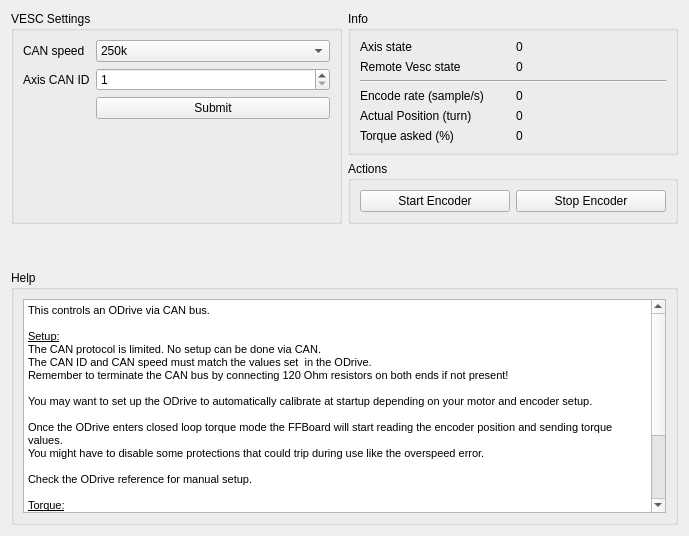
Qt form res/vesc.ui (Ultrawipf/OpenFFBoard-configurator) before a commit.
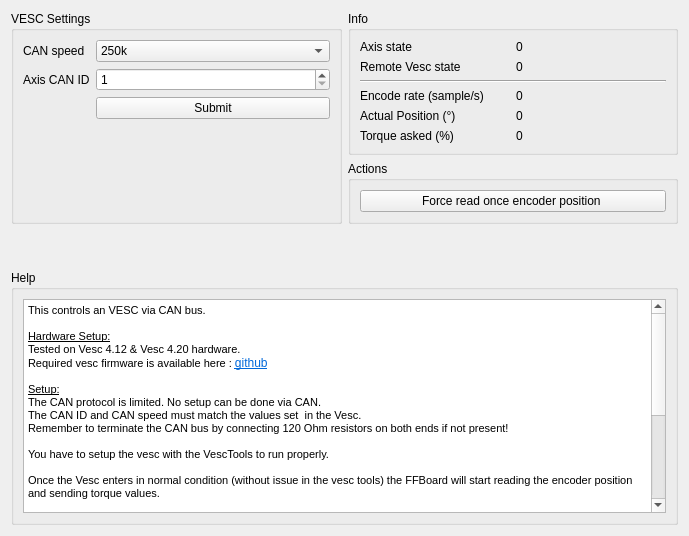
The same form after that commit.

Commit message: Fix help text, change Pos in deg, update action button.

What changed in the file:
```diff
--- a/res/vesc.ui
+++ b/res/vesc.ui
@@ -99,7 +99,7 @@
       <item row="10" column="0">
        <widget class="QLabel" name="label_7">
         <property name="text">
-         <string>Actual Position (turn)</string>
+         <string>Actual Position (°)</string>
         </property>
        </widget>
       </item>
@@ -151,28 +151,34 @@
 &lt;html&gt;&lt;head&gt;&lt;meta name=&quot;qrichtext&quot; content=&quot;1&quot; /&gt;&lt;style type=&quot;text/css&quot;&gt;
 p, li { white-space: pre-wrap; }
 &lt;/style&gt;&lt;/head&gt;&lt;body style=&quot; font-family:'.AppleSystemUIFont'; font-size:13pt; font-weight:400; font-style:normal;&quot;&gt;
-&lt;p style=&quot; margin-top:0px; margin-bottom:0px; margin-left:0px; margin-right:0px; -qt-block-indent:0; text-indent:0px;&quot;&gt;&lt;span style=&quot; font-family:'MS Shell Dlg 2'; font-size:8.25pt;&quot;&gt;This controls an ODrive via CAN bus.&lt;/span&gt;&lt;/p&gt;
+&lt;p style=&quot; margin-top:0px; margin-bottom:0px; margin-left:0px; margin-right:0px; -qt-block-indent:0; text-indent:0px;&quot;&gt;&lt;span style=&quot; font-family:'MS Shell Dlg 2'; font-size:8.25pt;&quot;&gt;This controls an VESC via CAN bus.&lt;/span&gt;&lt;/p&gt;
+&lt;p style=&quot;-qt-paragraph-type:empty; margin-top:0px; margin-bottom:0px; margin-left:0px; margin-right:0px; -qt-block-indent:0; text-indent:0px; font-family:'MS Shell Dlg 2'; font-size:8.25pt;&quot;&gt;&lt;br /&gt;&lt;/p&gt;
+&lt;p style=&quot; margin-top:0px; margin-bottom:0px; margin-left:0px; margin-right:0px; -qt-block-indent:0; text-indent:0px;&quot;&gt;&lt;span style=&quot; font-family:'MS Shell Dlg 2'; font-size:8.25pt; text-decoration: underline;&quot;&gt;Hardware Setup:&lt;/span&gt;&lt;/p&gt;
+&lt;p style=&quot; margin-top:0px; margin-bottom:0px; margin-left:0px; margin-right:0px; -qt-block-indent:0; text-indent:0px;&quot;&gt;&lt;span style=&quot; font-family:'MS Shell Dlg 2'; font-size:8.25pt;&quot;&gt;Tested on Vesc 4.12 &amp;amp; Vesc 4.20 hardware.&lt;/span&gt;&lt;/p&gt;
+&lt;p style=&quot; margin-top:0px; margin-bottom:0px; margin-left:0px; margin-right:0px; -qt-block-indent:0; text-indent:0px;&quot;&gt;&lt;span style=&quot; font-family:'MS Shell Dlg 2'; font-size:8.25pt;&quot;&gt;Required vesc firmware is available here : &lt;/span&gt;&lt;a href=&quot;https://github.com/manoukianv/vescFirmware4OpenFFBoard&quot;&gt;&lt;span style=&quot; font-size:9pt; text-decoration: underline; color:#0068da;&quot;&gt;github&lt;/span&gt;&lt;/a&gt;&lt;/p&gt;
 &lt;p style=&quot;-qt-paragraph-type:empty; margin-top:0px; margin-bottom:0px; margin-left:0px; margin-right:0px; -qt-block-indent:0; text-indent:0px; font-family:'MS Shell Dlg 2'; font-size:8.25pt;&quot;&gt;&lt;br /&gt;&lt;/p&gt;
 &lt;p style=&quot; margin-top:0px; margin-bottom:0px; margin-left:0px; margin-right:0px; -qt-block-indent:0; text-indent:0px;&quot;&gt;&lt;span style=&quot; font-family:'MS Shell Dlg 2'; font-size:8.25pt; text-decoration: underline;&quot;&gt;Setup:&lt;/span&gt;&lt;/p&gt;
 &lt;p style=&quot; margin-top:0px; margin-bottom:0px; margin-left:0px; margin-right:0px; -qt-block-indent:0; text-indent:0px;&quot;&gt;&lt;span style=&quot; font-family:'MS Shell Dlg 2'; font-size:8.25pt;&quot;&gt;The CAN protocol is limited. No setup can be done via CAN.&lt;/span&gt;&lt;/p&gt;
-&lt;p style=&quot; margin-top:0px; margin-bottom:0px; margin-left:0px; margin-right:0px; -qt-block-indent:0; text-indent:0px;&quot;&gt;&lt;span style=&quot; font-family:'MS Shell Dlg 2'; font-size:8.25pt;&quot;&gt;The CAN ID and CAN speed must match the values set  in the ODrive.&lt;/span&gt;&lt;/p&gt;
+&lt;p style=&quot; margin-top:0px; margin-bottom:0px; margin-left:0px; margin-right:0px; -qt-block-indent:0; text-indent:0px;&quot;&gt;&lt;span style=&quot; font-family:'MS Shell Dlg 2'; font-size:8.25pt;&quot;&gt;The CAN ID and CAN speed must match the values set  in the Vesc.&lt;/span&gt;&lt;/p&gt;
 &lt;p style=&quot; margin-top:0px; margin-bottom:0px; margin-left:0px; margin-right:0px; -qt-block-indent:0; text-indent:0px;&quot;&gt;&lt;span style=&quot; font-family:'MS Shell Dlg 2'; font-size:8.25pt;&quot;&gt;Remember to terminate the CAN bus by connecting 120 Ohm resistors on both ends if not present!&lt;/span&gt;&lt;/p&gt;
 &lt;p style=&quot;-qt-paragraph-type:empty; margin-top:0px; margin-bottom:0px; margin-left:0px; margin-right:0px; -qt-block-indent:0; text-indent:0px; font-family:'MS Shell Dlg 2'; font-size:8.25pt;&quot;&gt;&lt;br /&gt;&lt;/p&gt;
-&lt;p style=&quot; margin-top:0px; margin-bottom:0px; margin-left:0px; margin-right:0px; -qt-block-indent:0; text-indent:0px;&quot;&gt;&lt;span style=&quot; font-family:'MS Shell Dlg 2'; font-size:8.25pt;&quot;&gt;You may want to set up the ODrive to automatically calibrate at startup depending on your motor and encoder setup.&lt;/span&gt;&lt;/p&gt;
+&lt;p style=&quot; margin-top:0px; margin-bottom:0px; margin-left:0px; margin-right:0px; -qt-block-indent:0; text-indent:0px;&quot;&gt;&lt;span style=&quot; font-family:'MS Shell Dlg 2'; font-size:8.25pt;&quot;&gt;You have to setup the vesc with the VescTools to run properly.&lt;/span&gt;&lt;/p&gt;
 &lt;p style=&quot;-qt-paragraph-type:empty; margin-top:0px; margin-bottom:0px; margin-left:0px; margin-right:0px; -qt-block-indent:0; text-indent:0px; font-family:'MS Shell Dlg 2'; font-size:8.25pt;&quot;&gt;&lt;br /&gt;&lt;/p&gt;
-&lt;p style=&quot; margin-top:0px; margin-bottom:0px; margin-left:0px; margin-right:0px; -qt-block-indent:0; text-indent:0px;&quot;&gt;&lt;span style=&quot; font-family:'MS Shell Dlg 2'; font-size:8.25pt;&quot;&gt;Once the ODrive enters closed loop torque mode the FFBoard will start reading the encoder position and sending torque values. &lt;/span&gt;&lt;/p&gt;
-&lt;p style=&quot; margin-top:0px; margin-bottom:0px; margin-left:0px; margin-right:0px; -qt-block-indent:0; text-indent:0px;&quot;&gt;&lt;span style=&quot; font-family:'MS Shell Dlg 2'; font-size:8.25pt;&quot;&gt;You might have to disable some protections that could trip during use like the overspeed error.&lt;/span&gt;&lt;/p&gt;
+&lt;p style=&quot; margin-top:0px; margin-bottom:0px; margin-left:0px; margin-right:0px; -qt-block-indent:0; text-indent:0px;&quot;&gt;&lt;span style=&quot; font-family:'MS Shell Dlg 2'; font-size:8.25pt;&quot;&gt;Once the Vesc enters in normal condition (without issue in the vesc tools) the FFBoard will start reading the encoder position and sending torque values. &lt;/span&gt;&lt;/p&gt;
 &lt;p style=&quot;-qt-paragraph-type:empty; margin-top:0px; margin-bottom:0px; margin-left:0px; margin-right:0px; -qt-block-indent:0; text-indent:0px; font-family:'MS Shell Dlg 2'; font-size:8.25pt;&quot;&gt;&lt;br /&gt;&lt;/p&gt;
-&lt;p style=&quot; margin-top:0px; margin-bottom:0px; margin-left:0px; margin-right:0px; -qt-block-indent:0; text-indent:0px;&quot;&gt;&lt;span style=&quot; font-family:'MS Shell Dlg 2'; font-size:8.25pt;&quot;&gt;Check the ODrive reference for manual setup.&lt;/span&gt;&lt;/p&gt;
+&lt;p style=&quot; margin-top:0px; margin-bottom:0px; margin-left:0px; margin-right:0px; -qt-block-indent:0; text-indent:0px;&quot;&gt;&lt;span style=&quot; font-family:'MS Shell Dlg 2'; font-size:8.25pt;&quot;&gt;Check the Vesc website for setup : www.vesc-project.com&lt;/span&gt;&lt;/p&gt;
 &lt;p style=&quot;-qt-paragraph-type:empty; margin-top:0px; margin-bottom:0px; margin-left:0px; margin-right:0px; -qt-block-indent:0; text-indent:0px; font-family:'MS Shell Dlg 2'; font-size:8.25pt;&quot;&gt;&lt;br /&gt;&lt;/p&gt;
 &lt;p style=&quot; margin-top:0px; margin-bottom:0px; margin-left:0px; margin-right:0px; -qt-block-indent:0; text-indent:0px;&quot;&gt;&lt;span style=&quot; font-family:'MS Shell Dlg 2'; font-size:8.25pt; text-decoration: underline;&quot;&gt;Torque:&lt;/span&gt;&lt;/p&gt;
-&lt;p style=&quot; margin-top:0px; margin-bottom:0px; margin-left:0px; margin-right:0px; -qt-block-indent:0; text-indent:0px;&quot;&gt;&lt;span style=&quot; font-family:'MS Shell Dlg 2'; font-size:8.25pt;&quot;&gt;Because the ODrive only allows Nm values as torque input you have to set a maximum torque value scaler (full FFB = this value sent to ODrive). This depends on your motor. &lt;/span&gt;&lt;/p&gt;
-&lt;p style=&quot; margin-top:0px; margin-bottom:0px; margin-left:0px; margin-right:0px; -qt-block-indent:0; text-indent:0px;&quot;&gt;&lt;span style=&quot; font-family:'MS Shell Dlg 2'; font-size:8.25pt;&quot;&gt;A value too high causes early clipping.&lt;/span&gt;&lt;/p&gt;
+&lt;p style=&quot; margin-top:0px; margin-bottom:0px; margin-left:0px; margin-right:0px; -qt-block-indent:0; text-indent:0px;&quot;&gt;&lt;span style=&quot; font-family:'MS Shell Dlg 2'; font-size:8.25pt;&quot;&gt;The max torque value is setted in the vesc,  check it to not injure yourself or dommage hardware.&lt;/span&gt;&lt;/p&gt;
 &lt;p style=&quot;-qt-paragraph-type:empty; margin-top:0px; margin-bottom:0px; margin-left:0px; margin-right:0px; -qt-block-indent:0; text-indent:0px; font-family:'MS Shell Dlg 2'; font-size:8.25pt;&quot;&gt;&lt;br /&gt;&lt;/p&gt;
 &lt;p style=&quot; margin-top:0px; margin-bottom:0px; margin-left:0px; margin-right:0px; -qt-block-indent:0; text-indent:0px;&quot;&gt;&lt;span style=&quot; font-family:'MS Shell Dlg 2'; font-size:8.25pt; text-decoration: underline;&quot;&gt;CAN speeds:&lt;/span&gt;&lt;/p&gt;
 &lt;p style=&quot; margin-top:0px; margin-bottom:0px; margin-left:0px; margin-right:0px; -qt-block-indent:0; text-indent:0px;&quot;&gt;&lt;span style=&quot; font-family:'MS Shell Dlg 2'; font-size:8.25pt;&quot;&gt;FFB requires a 1kHz update rate for encoder positions and torque. &lt;/span&gt;&lt;/p&gt;
 &lt;p style=&quot; margin-top:0px; margin-bottom:0px; margin-left:0px; margin-right:0px; -qt-block-indent:0; text-indent:0px;&quot;&gt;&lt;span style=&quot; font-family:'MS Shell Dlg 2'; font-size:8.25pt;&quot;&gt;A baud rate of at least 250k is required to barely meet this requirement (packet loss possible).&lt;/span&gt;&lt;/p&gt;
-&lt;p style=&quot; margin-top:0px; margin-bottom:0px; margin-left:0px; margin-right:0px; -qt-block-indent:0; text-indent:0px;&quot;&gt;&lt;span style=&quot; font-family:'MS Shell Dlg 2'; font-size:8.25pt;&quot;&gt;Its recommended to use 500k (1 motor) or 1M (1 or 2 motors) if possible.&lt;/span&gt;&lt;/p&gt;&lt;/body&gt;&lt;/html&gt;</string>
+&lt;p style=&quot; margin-top:0px; margin-bottom:0px; margin-left:0px; margin-right:0px; -qt-block-indent:0; text-indent:0px;&quot;&gt;&lt;span style=&quot; font-family:'MS Shell Dlg 2'; font-size:8.25pt;&quot;&gt;Its recommended to use 500k (1 motor) or 1M (1 or 2 motors) if possible.&lt;/span&gt;&lt;/p&gt;
+&lt;p style=&quot;-qt-paragraph-type:empty; margin-top:0px; margin-bottom:0px; margin-left:0px; margin-right:0px; -qt-block-indent:0; text-indent:0px; font-family:'MS Shell Dlg 2'; font-size:8.25pt;&quot;&gt;&lt;br /&gt;&lt;/p&gt;
+&lt;p style=&quot; margin-top:0px; margin-bottom:0px; margin-left:0px; margin-right:0px; -qt-block-indent:0; text-indent:0px;&quot;&gt;&lt;span style=&quot; font-family:'MS Shell Dlg 2'; font-size:8.25pt; text-decoration: underline;&quot;&gt;Copyright:&lt;/span&gt;&lt;/p&gt;
+&lt;p style=&quot; margin-top:0px; margin-bottom:0px; margin-left:0px; margin-right:0px; -qt-block-indent:0; text-indent:0px;&quot;&gt;&lt;span style=&quot; font-family:'MS Shell Dlg 2'; font-size:8.25pt;&quot;&gt;Vesc is an OpenSource project from Vedder in GNU GPL 3 available here : www.vesc-project.com&lt;/span&gt;&lt;/p&gt;
+&lt;p style=&quot; margin-top:0px; margin-bottom:0px; margin-left:0px; margin-right:0px; -qt-block-indent:0; text-indent:0px;&quot;&gt;&lt;span style=&quot; font-family:'MS Shell Dlg 2'; font-size:8.25pt;&quot;&gt;No Vesc source code are used in this project.&lt;/span&gt;&lt;/p&gt;&lt;/body&gt;&lt;/html&gt;</string>
         </property>
        </widget>
       </item>
@@ -188,14 +194,7 @@
       <item row="0" column="0">
        <widget class="QPushButton" name="pushButton_startEnc">
         <property name="text">
-         <string>Start Encoder</string>
-        </property>
-       </widget>
-      </item>
-      <item row="0" column="1">
-       <widget class="QPushButton" name="pushButton_stopEnc">
-        <property name="text">
-         <string>Stop Encoder</string>
+         <string>Force read once encoder position </string>
         </property>
        </widget>
       </item>
```
Left out of the diff: 2 changed lines with no effect on the pictures. The commit also changes 1 other file.
